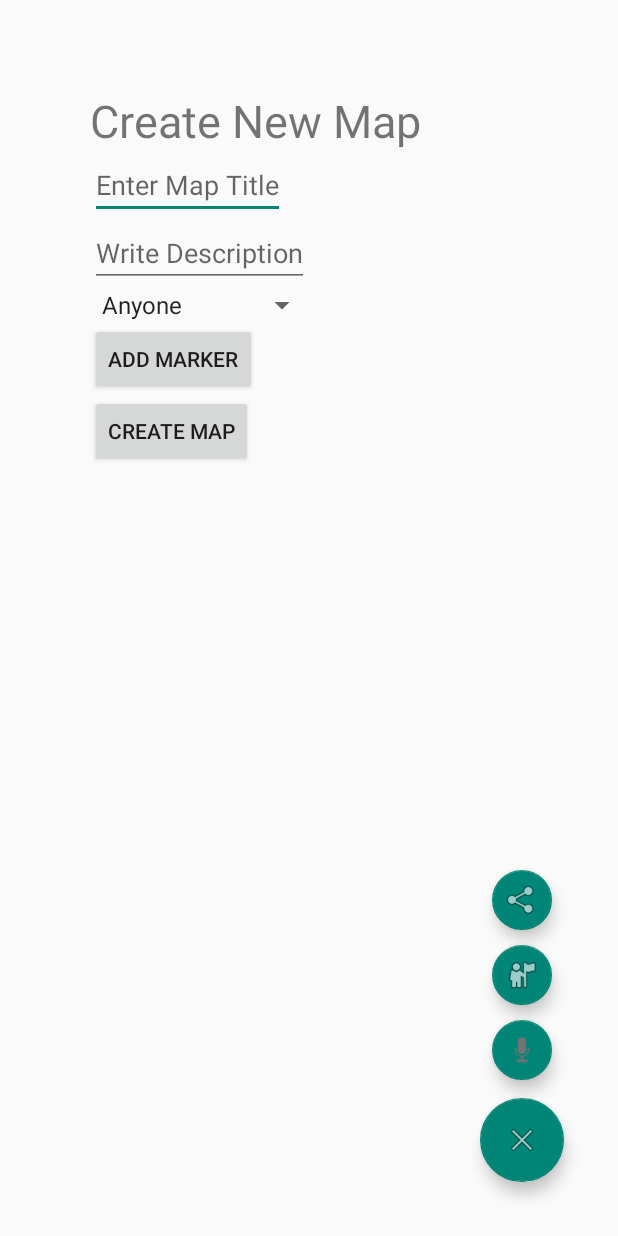
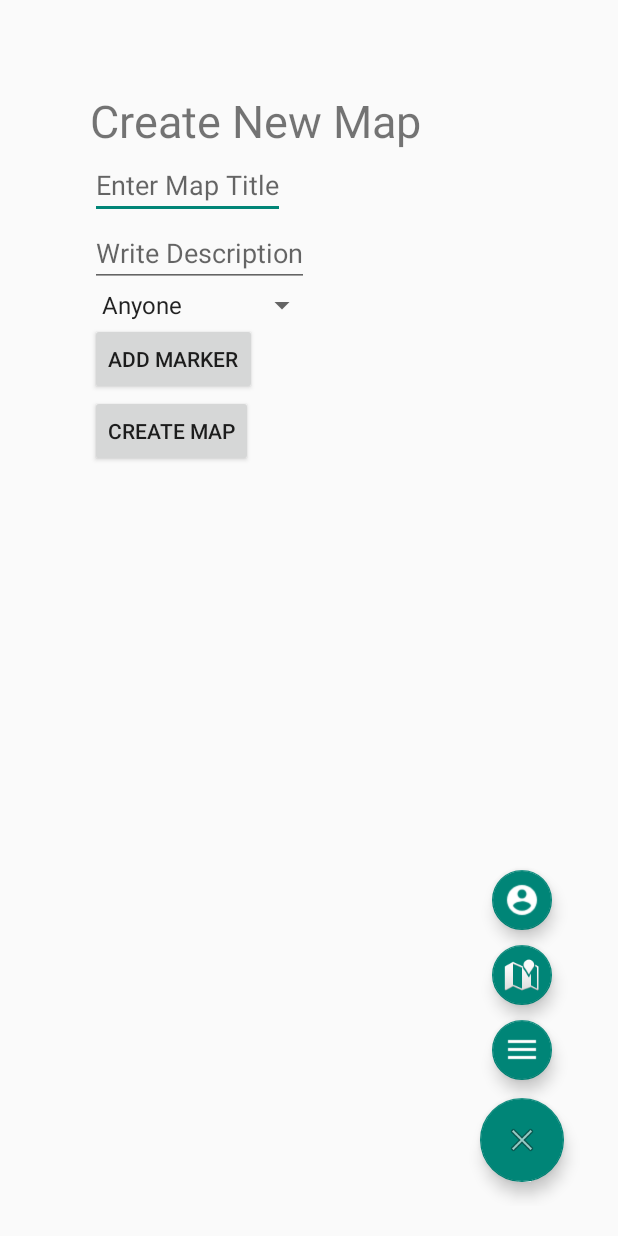
Before and after one commit to willc417/MapShare, an Android app: the CreateMapActivity screen opened directly, with no data from a screen before it, after a tap on an icon or button, on a phone screen of 412 x 824 dp. Run offline under Robolectric (Android 15) with nearby library versions, the phone set to English and light mode, and no system bars; our stand-ins replace ButterKnife, Firebase (no records; nobody signed in at launch, a user with empty details on screens opened directly).

Commit message:
added new icons for the fab

```diff
--- a/app/src/main/res/layout/fab_layout.xml
+++ b/app/src/main/res/layout/fab_layout.xml
@@ -10,7 +10,7 @@
         android:layout_height="wrap_content"
         android:layout_gravity="bottom|end"
         android:layout_margin="24dp"
-        android:src="@android:drawable/ic_dialog_map"
+        android:src="@android:drawable/ic_menu_add"
         android:visibility="invisible"
         app:fabSize ="mini" />
 
@@ -20,7 +20,7 @@
         android:layout_height="wrap_content"
         android:layout_gravity="bottom|end"
         android:layout_margin="24dp"
-        android:src="@android:drawable/ic_menu_myplaces"
+        android:src="@android:drawable/ic_dialog_map"
         android:visibility="invisible"
         app:fabSize="mini" />
 
@@ -30,7 +30,7 @@
         android:layout_height="wrap_content"
         android:layout_gravity="bottom|end"
         android:layout_margin="24dp"
-        android:src="@android:drawable/ic_menu_share"
+        android:src="@drawable/profile_icon"
         android:visibility="invisible"
         app:fabSize="mini" />
 
@@ -40,7 +40,7 @@
         android:layout_height="wrap_content"
         android:layout_gravity="bottom|end"
         android:layout_margin="24dp"
-        android:src="@android:drawable/ic_btn_speak_now"
+        android:src="@drawable/baseline_menu_white_18dp"
         android:visibility="invisible"
         app:fabSize="mini" />
 
```
Also changed, not shown: app/src/main/res/drawable/baseline_menu_white_18dp.png (added), app/src/main/res/drawable/profile_icon.png (added).
